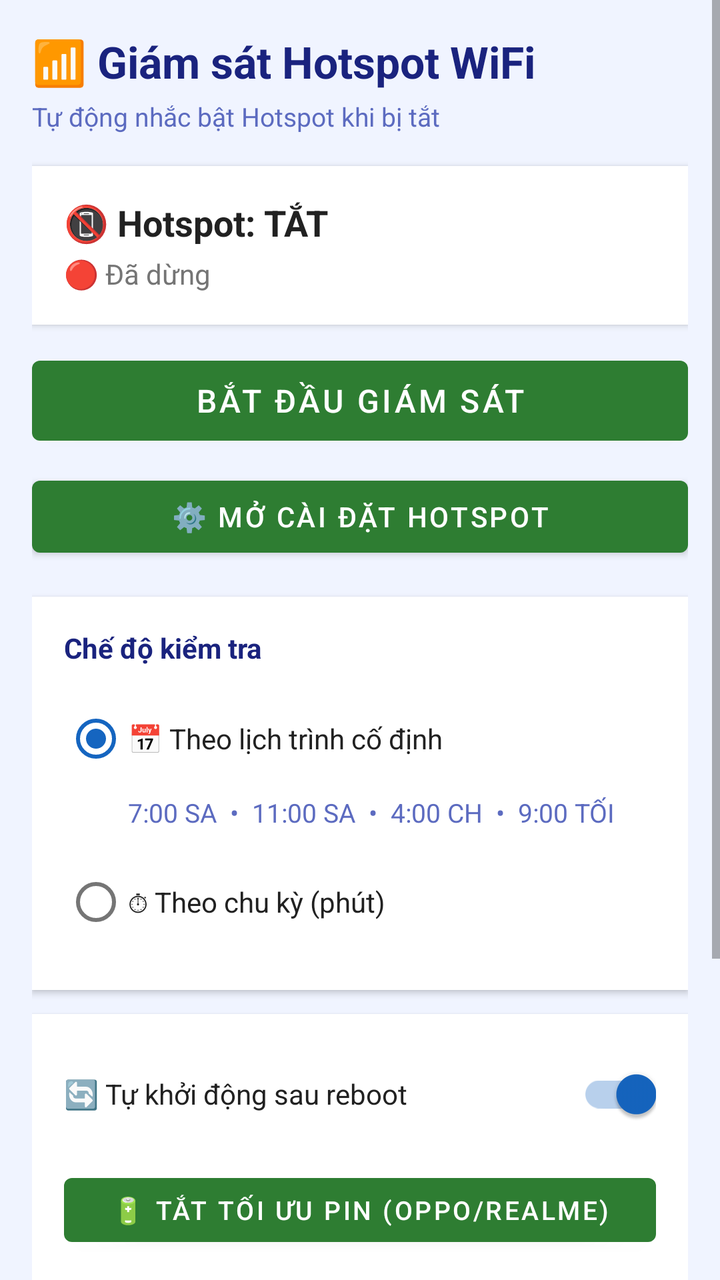
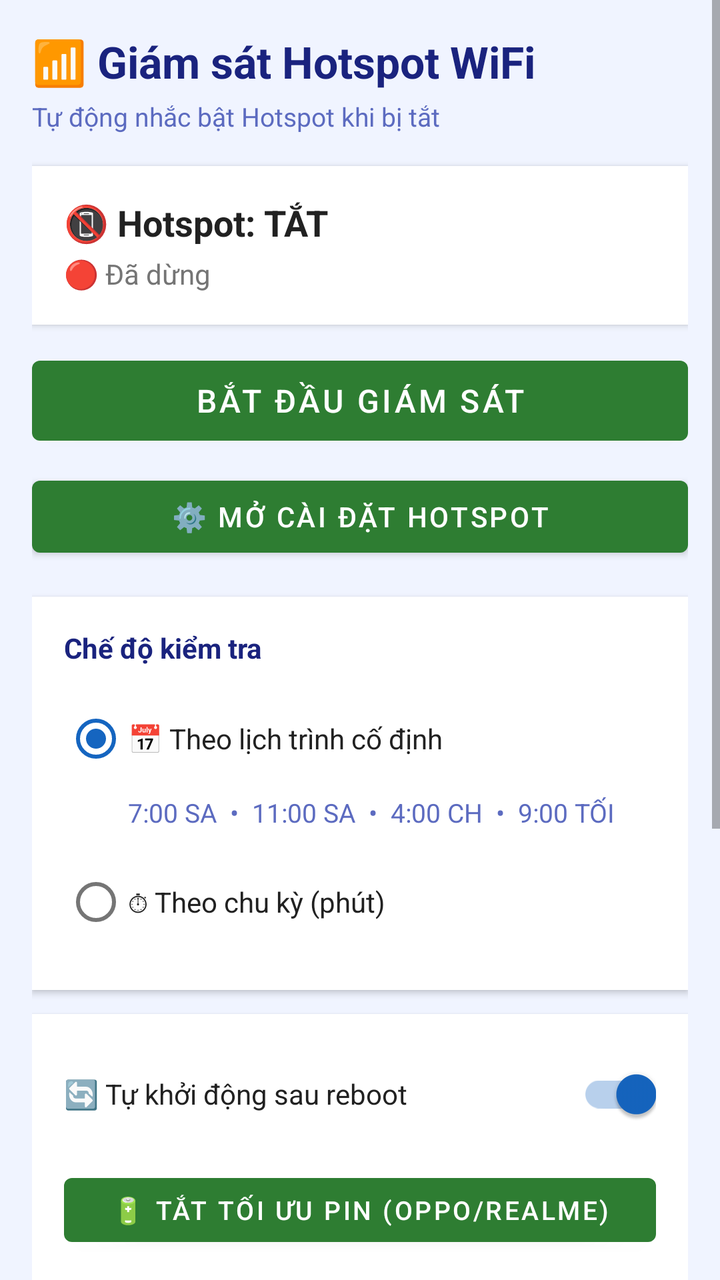

Before-and-after screenshots of an Android layout around one commit, followed by the original layout XML and the change that was made.
<!-- AndroidManifest.xml: application theme Theme.WifiMonitor -->
<!-- res/layout/activity_main.xml -->
<?xml version="1.0" encoding="utf-8"?>
<ScrollView xmlns:android="http://schemas.android.com/apk/res/android"
    android:layout_width="match_parent"
    android:layout_height="match_parent"
    android:background="#F0F4FF">

    <LinearLayout
        android:layout_width="match_parent"
        android:layout_height="wrap_content"
        android:orientation="vertical"
        android:padding="16dp">

        
        <TextView
            android:layout_width="match_parent"
            android:layout_height="wrap_content"
            android:text="📶 Giám sát Hotspot WiFi"
            android:textSize="22sp"
            android:textStyle="bold"
            android:textColor="#1A237E"
            android:layout_marginBottom="4dp" />

        <TextView
            android:layout_width="match_parent"
            android:layout_height="wrap_content"
            android:text="Tự động nhắc bật Hotspot khi bị tắt"
            android:textSize="13sp"
            android:textColor="#5C6BC0"
            android:layout_marginBottom="16dp" />

        
        <LinearLayout
            android:layout_width="match_parent"
            android:layout_height="wrap_content"
            android:orientation="vertical"
            android:background="#FFFFFF"
            android:padding="16dp"
            android:layout_marginBottom="12dp"
            android:elevation="2dp">

            <TextView
                android:id="@+id/tvHotspot"
                android:layout_width="match_parent"
                android:layout_height="wrap_content"
                android:text="📵 Hotspot: TẮT"
                android:textSize="18sp"
                android:textStyle="bold"
                android:textColor="#212121"
                android:layout_marginBottom="4dp" />

            <TextView
                android:id="@+id/tvStatus"
                android:layout_width="match_parent"
                android:layout_height="wrap_content"
                android:text="🔴 Đã dừng"
                android:textSize="14sp"
                android:textColor="#757575" />

        </LinearLayout>

        
        <Button
            android:id="@+id/btnToggle"
            android:layout_width="match_parent"
            android:layout_height="52dp"
            android:text="Bắt đầu giám sát"
            android:textSize="16sp"
            android:layout_marginBottom="8dp" />

        <Button
            android:id="@+id/btnSettings"
            android:layout_width="match_parent"
            android:layout_height="48dp"
            android:text="⚙️ Mở cài đặt Hotspot"
            android:textSize="14sp"
            android:layout_marginBottom="16dp" />

        
        <LinearLayout
            android:layout_width="match_parent"
            android:layout_height="wrap_content"
            android:orientation="vertical"
            android:background="#FFFFFF"
            android:padding="16dp"
            android:layout_marginBottom="12dp"
            android:elevation="2dp">

            <TextView
                android:layout_width="match_parent"
                android:layout_height="wrap_content"
                android:text="Chế độ kiểm tra"
                android:textSize="14sp"
                android:textStyle="bold"
                android:textColor="#1A237E"
                android:layout_marginBottom="12dp" />

            <RadioGroup
                android:id="@+id/radioGroup"
                android:layout_width="match_parent"
                android:layout_height="wrap_content"
                android:orientation="vertical">

                
                <RadioButton
                    android:id="@+id/radioSchedule"
                    android:layout_width="match_parent"
                    android:layout_height="wrap_content"
                    android:text="📅 Theo lịch trình cố định"
                    android:textSize="14sp"
                    android:textColor="#212121"
                    android:checked="true"
                    android:layout_marginBottom="4dp" />

                
                <LinearLayout
                    android:id="@+id/layoutScheduleInfo"
                    android:layout_width="match_parent"
                    android:layout_height="wrap_content"
                    android:orientation="vertical"
                    android:layout_marginStart="32dp"
                    android:layout_marginBottom="12dp">

                    <TextView
                        android:id="@+id/tvScheduleTimes"
                        android:layout_width="match_parent"
                        android:layout_height="wrap_content"
                        android:text="7:00 SA  •  11:00 SA  •  4:00 CH  •  9:00 TỐI"
                        android:textSize="13sp"
                        android:textColor="#5C6BC0" />

                </LinearLayout>

                
                <RadioButton
                    android:id="@+id/radioInterval"
                    android:layout_width="match_parent"
                    android:layout_height="wrap_content"
                    android:text="⏱ Theo chu kỳ (phút)"
                    android:textSize="14sp"
                    android:textColor="#212121"
                    android:layout_marginBottom="4dp" />

                
                <LinearLayout
                    android:id="@+id/layoutInterval"
                    android:layout_width="match_parent"
                    android:layout_height="wrap_content"
                    android:orientation="horizontal"
                    android:gravity="center_vertical"
                    android:layout_marginStart="32dp"
                    android:visibility="gone">

                    <Button
                        android:id="@+id/btnMinus"
                        android:layout_width="44dp"
                        android:layout_height="44dp"
                        android:text="−"
                        android:textSize="20sp"
                        android:padding="0dp" />

                    <TextView
                        android:id="@+id/tvInterval"
                        android:layout_width="0dp"
                        android:layout_height="wrap_content"
                        android:layout_weight="1"
                        android:text="5 phút"
                        android:textSize="17sp"
                        android:textStyle="bold"
                        android:textColor="#212121"
                        android:gravity="center" />

                    <Button
                        android:id="@+id/btnPlus"
                        android:layout_width="44dp"
                        android:layout_height="44dp"
                        android:text="+"
                        android:textSize="20sp"
                        android:padding="0dp" />

                </LinearLayout>

            </RadioGroup>
        </LinearLayout>

        
        <LinearLayout
            android:layout_width="match_parent"
            android:layout_height="wrap_content"
            android:orientation="vertical"
            android:background="#FFFFFF"
            android:padding="16dp"
            android:layout_marginBottom="12dp"
            android:elevation="2dp">

            <LinearLayout
                android:layout_width="match_parent"
                android:layout_height="wrap_content"
                android:orientation="horizontal"
                android:gravity="center_vertical"
                android:layout_marginBottom="12dp">

                <TextView
                    android:layout_width="0dp"
                    android:layout_height="wrap_content"
                    android:layout_weight="1"
                    android:text="🔄 Tự khởi động sau reboot"
                    android:textSize="14sp"
                    android:textColor="#212121" />

                <androidx.appcompat.widget.SwitchCompat
                    android:id="@+id/switchAutoStart"
                    android:layout_width="wrap_content"
                    android:layout_height="wrap_content"
                    android:checked="true" />

            </LinearLayout>

            <Button
                android:id="@+id/btnBattery"
                android:layout_width="match_parent"
                android:layout_height="44dp"
                android:text="🔋 Tắt tối ưu pin (Oppo/Realme)"
                android:textSize="13sp" />

        </LinearLayout>


        
        <LinearLayout
            android:layout_width="match_parent"
            android:layout_height="wrap_content"
            android:orientation="vertical"
            android:background="#FFFFFF"
            android:padding="16dp"
            android:layout_marginBottom="12dp"
            android:elevation="2dp">

            <TextView
                android:layout_width="match_parent"
                android:layout_height="wrap_content"
                android:text="🎵 Nhạc cảnh báo"
                android:textSize="14sp"
                android:textStyle="bold"
                android:textColor="#1A237E"
                android:layout_marginBottom="8dp" />

            <TextView
                android:id="@+id/tvMp3Name"
                android:layout_width="match_parent"
                android:layout_height="wrap_content"
                android:text="Chưa chọn — dùng chuông mặc định"
                android:textSize="13sp"
                android:textColor="#5C6BC0"
                android:layout_marginBottom="10dp" />

            <LinearLayout
                android:layout_width="match_parent"
                android:layout_height="wrap_content"
                android:orientation="horizontal">

                <Button
                    android:id="@+id/btnPickMp3"
                    android:layout_width="0dp"
                    android:layout_height="44dp"
                    android:layout_weight="1"
                    android:text="Chọn file .mp3"
                    android:textSize="13sp"
                    android:layout_marginEnd="8dp" />

                <Button
                    android:id="@+id/btnClearMp3"
                    android:layout_width="wrap_content"
                    android:layout_height="44dp"
                    android:text="Xóa"
                    android:textSize="13sp"
                    android:visibility="gone" />

            </LinearLayout>
        </LinearLayout>

        <TextView
            android:layout_width="match_parent"
            android:layout_height="wrap_content"
            android:text="💡 Trên Oppo/Realme: Settings → App → WiFi Monitor → Auto Launch → BẬT"
            android:textSize="12sp"
            android:textColor="#757575"
            android:layout_marginBottom="8dp" />

    </LinearLayout>
</ScrollView>
<!-- resources referenced by this layout -->
<resources>
  <style name="Theme.WifiMonitor" parent="Theme.MaterialComponents.DayNight.NoActionBar">
          <item name="colorPrimary">#2E7D32</item>
          <item name="colorPrimaryVariant">#1B5E20</item>
          <item name="colorOnPrimary">#FFFFFF</item>
          <item name="colorSecondary">#1565C0</item>
          <item name="colorOnSecondary">#FFFFFF</item>
          <item name="android:statusBarColor">#2E7D32</item>
      </style>
</resources>

<!-- the commit's change to res/layout/activity_main.xml (unified diff, before → after) -->
@@ -278,6 +278,85 @@
             </LinearLayout>
         </LinearLayout>
 
+
+        
+        <LinearLayout
+            android:layout_width="match_parent"
+            android:layout_height="wrap_content"
+            android:orientation="vertical"
+            android:background="#FFFFFF"
+            android:padding="16dp"
+            android:layout_marginBottom="12dp"
+            android:elevation="2dp">
+
+            <LinearLayout
+                android:layout_width="match_parent"
+                android:layout_height="wrap_content"
+                android:orientation="horizontal"
+                android:gravity="center_vertical"
+                android:layout_marginBottom="6dp">
+
+                <TextView
+                    android:layout_width="0dp"
+                    android:layout_height="wrap_content"
+                    android:layout_weight="1"
+                    android:text="🔋 Cảnh báo pin yếu"
+                    android:textSize="14sp"
+                    android:textStyle="bold"
+                    android:textColor="#1A237E" />
+
+                <androidx.appcompat.widget.SwitchCompat
+                    android:id="@+id/switchBatteryAlert"
+                    android:layout_width="wrap_content"
+                    android:layout_height="wrap_content"
+                    android:checked="true" />
+
+            </LinearLayout>
+
+            <LinearLayout
+                android:layout_width="match_parent"
+                android:layout_height="wrap_content"
+                android:orientation="horizontal"
+                android:gravity="center_vertical">
+
+                <TextView
+                    android:layout_width="0dp"
+                    android:layout_height="wrap_content"
+                    android:layout_weight="1"
+                    android:text="Báo khi pin dưới"
+                    android:textSize="13sp"
+                    android:textColor="#757575" />
+
+                <Button
+                    android:id="@+id/btnBatteryMinus"
+                    android:layout_width="36dp"
+                    android:layout_height="36dp"
+                    android:text="−"
+                    android:textSize="18sp"
+                    android:padding="0dp" />
+
+                <TextView
+                    android:id="@+id/tvBatteryThreshold"
+                    android:layout_width="52dp"
+                    android:layout_height="wrap_content"
+                    android:text="20%"
+                    android:textSize="16sp"
+                    android:textStyle="bold"
+                    android:textColor="#212121"
+                    android:gravity="center" />
+
+                <Button
+                    android:id="@+id/btnBatteryPlus"
+                    android:layout_width="36dp"
+                    android:layout_height="36dp"
+                    android:text="+"
+                    android:textSize="18sp"
+                    android:padding="0dp" />
+
+            </LinearLayout>
+
+        </LinearLayout>
+
         <TextView
             android:layout_width="match_parent"
             android:layout_height="wrap_content"
